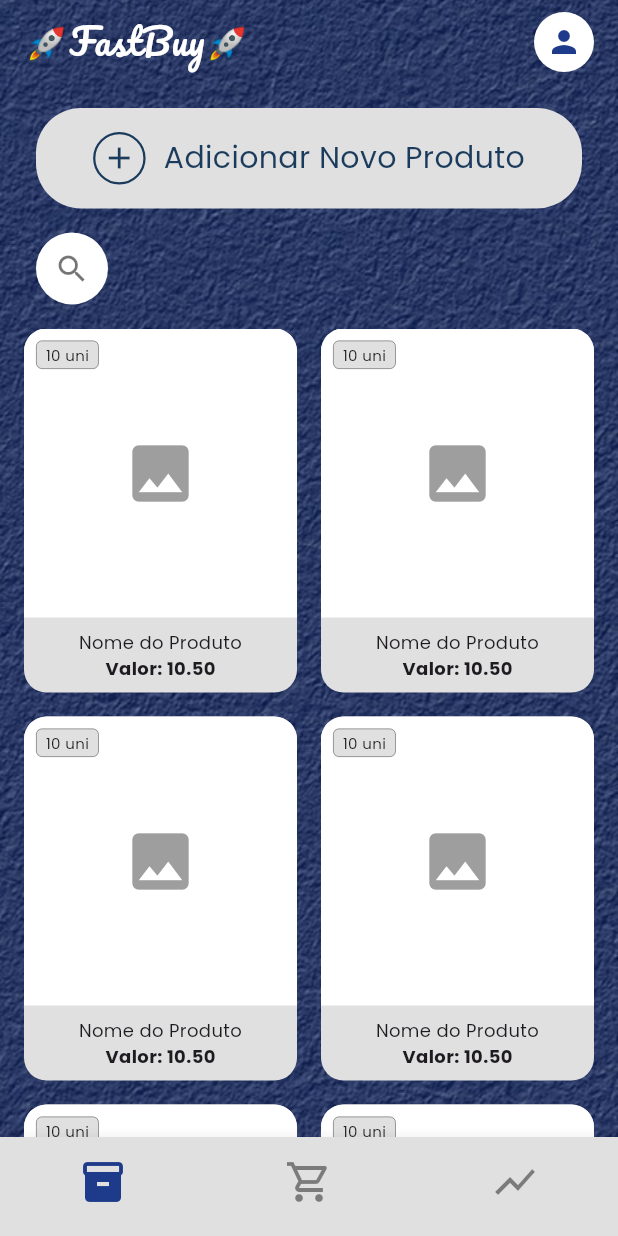
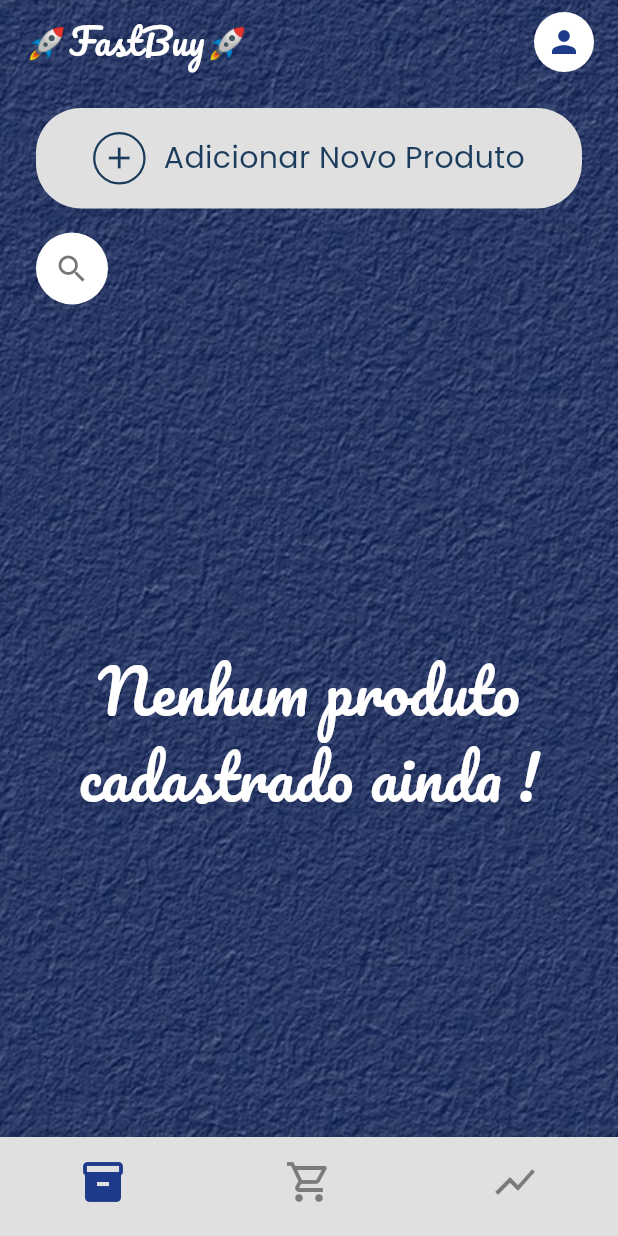
Before and after one commit to Grizzlyess/FastBuy, a Flutter app: the screen it shows after launch, on a phone screen of 412 x 824 dp. Run offline on Flutter 3.47's test engine with Material 3 defaults, Android fonts, the phone set to English and light mode, and no system bars; our stand-ins replace google_fonts, sqflite; accounts and stored records are empty; project files that could hold a hidden picture were left out.

Commit message:
arrumando a estética da lista de produtos

```diff
--- a/lib/pages/cadastro_page.dart
+++ b/lib/pages/cadastro_page.dart
@@ -1,6 +1,5 @@
 import 'package:flutter/material.dart';
 import 'package:google_fonts/google_fonts.dart';
-import '../database/database_helper.dart';
 import '../models/usuario_model.dart';
 import '../repositories/usuario_repository.dart';
 
--- a/lib/pages/produtos_page.dart
+++ b/lib/pages/produtos_page.dart
@@ -63,10 +63,23 @@ class _ProdutosPageState extends State<ProdutosPage> {
                 _buildBotaoPesquisa(),
 
 
+                // Grelha de produtos
+                // Grelha de produtos
                 Expanded(
                   child: Padding(
                     padding: const EdgeInsets.symmetric(horizontal: 16.0),
-                    child: GridView.builder(
+                    child: _produtos.isEmpty
+                      ? Center(
+                          child: Text(
+                            'Nenhum produto cadastrado ainda !',
+                            textAlign: TextAlign.center,
+                            style: GoogleFonts.pacifico(
+                              fontSize: 40,
+                              color: Colors.white,
+                            ),
+                          ),
+                        )
+                      : GridView.builder(
                           padding: const EdgeInsets.only(bottom: 20),
                           gridDelegate: const SliverGridDelegateWithFixedCrossAxisCount(
                             crossAxisCount: 2,
@@ -74,9 +87,10 @@ class _ProdutosPageState extends State<ProdutosPage> {
                             mainAxisSpacing: 16,
                             childAspectRatio: 0.75,
                           ),
-                      itemCount: 6,
+                          itemCount: _produtos.length,
                           itemBuilder: (context, index) {
-                        return _buildCardProduto();
+                            final produto = _produtos[index];
+                            return _buildCardProduto(produto);
                           },
                         ),
                   ),
@@ -171,7 +185,7 @@ class _ProdutosPageState extends State<ProdutosPage> {
     );
   }
 
-  Widget _buildCardProduto() {
+  Widget _buildCardProduto(Produto produto) {
     return Container(
       decoration: BoxDecoration(
         color: const Color(0xFFE0E0E0),
@@ -195,15 +209,23 @@ class _ProdutosPageState extends State<ProdutosPage> {
                 padding: const EdgeInsets.all(8.0),
                 child: Column(
                   children: [
-                    Text('Nome do Produto', style: GoogleFonts.poppins(fontSize: 12), textAlign: TextAlign.center),
-                    Text('Valor: 10.50', style: GoogleFonts.poppins(fontSize: 12, fontWeight: FontWeight.bold)),
+                    Text(
+                      produto.nome,
+                      style: GoogleFonts.poppins(fontSize: 12),
+                      textAlign: TextAlign.center,
+                      maxLines: 2,
+                      overflow: TextOverflow.ellipsis,
+                    ),
+                    Text(
+                      'Valor: ${produto.valor.toStringAsFixed(2)}',
+                      style: GoogleFonts.poppins(fontSize: 12, fontWeight: FontWeight.bold),
+                    ),
                   ],
                 ),
               )
             ],
           ),
 
-          // Etiqueta de quantidade
           Positioned(
             top: 8,
             left: 8,
@@ -215,7 +237,7 @@ class _ProdutosPageState extends State<ProdutosPage> {
                 border: Border.all(color: Colors.black45, width: 0.5),
               ),
               child: Text(
-                '10 uni',
+                '${produto.quantidade} uni',
                 style: GoogleFonts.poppins(fontSize: 10, color: Colors.black87),
               ),
             ),
@@ -284,7 +306,7 @@ class _ProdutosPageState extends State<ProdutosPage> {
                 ),
                 const SizedBox(height: 16),
 
-                // Row para colocar Quantidade e Valor lado a lado
+                //Quantidade e Valor lado a lado
                 Row(
                   children: [
                     Expanded(
```
Also changed, not shown: assets/produtos/agua.png (added), assets/produtos/bolacha.png (added), assets/produtos/calabresa.png (added), assets/produtos/gas.png (added), assets/produtos/magarina.png (added), assets/produtos/pao.png (added), assets/produtos/refri.png (added). Lines whose indentation alone changed are shown as unchanged.
